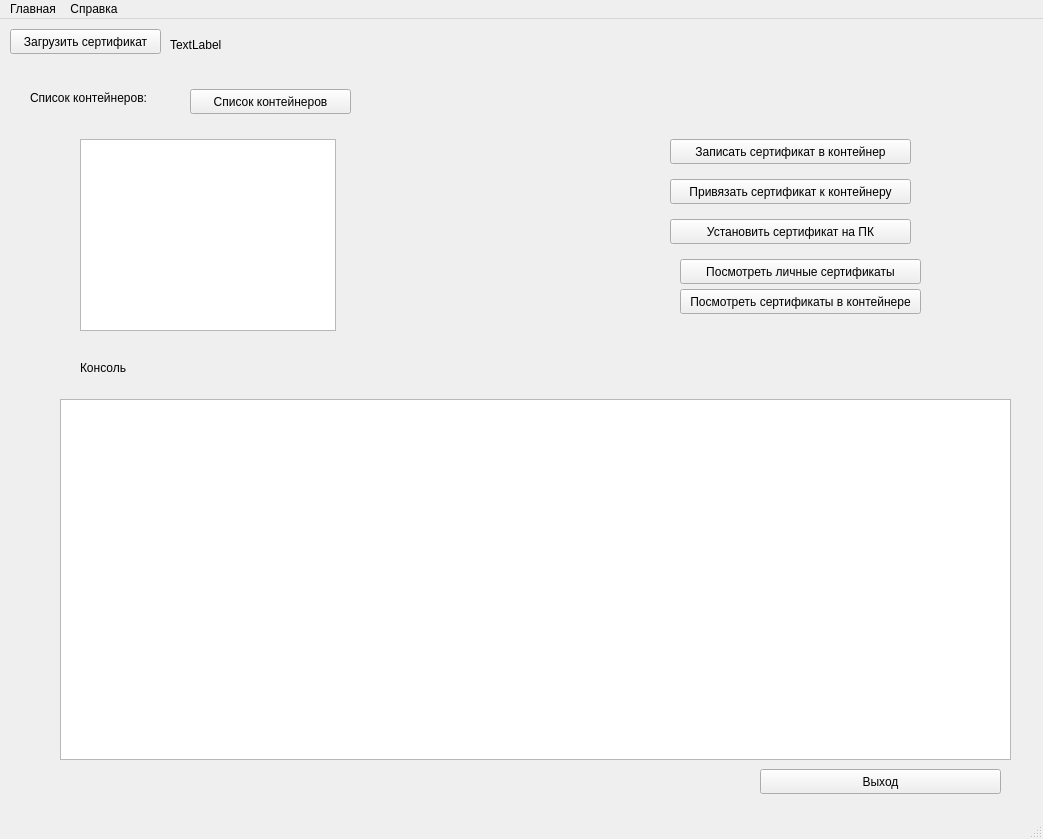
The window that main_window_0_2.ui (DmitryBilas/CryptoProManager) describes before a commit, drawn with Qt 5.
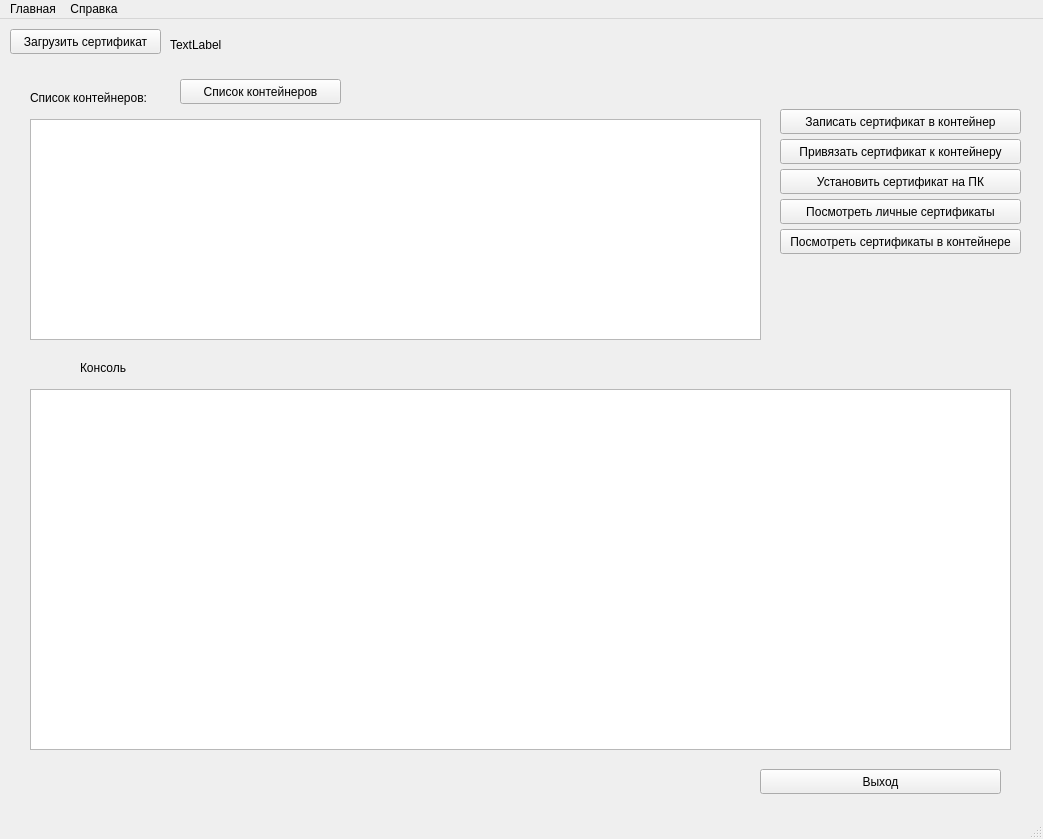
The same window after the commit.

```diff
--- a/main_window_0_2.ui
+++ b/main_window_0_2.ui
@@ -69,8 +69,8 @@
    <widget class="QPushButton" name="button_list_of_cont">
     <property name="geometry">
      <rect>
-      <x>190</x>
-      <y>70</y>
+      <x>180</x>
+      <y>60</y>
       <width>161</width>
       <height>25</height>
      </rect>
@@ -82,8 +82,8 @@
    <widget class="QPushButton" name="button_install_cert_into_cont">
     <property name="geometry">
      <rect>
-      <x>670</x>
-      <y>120</y>
+      <x>780</x>
+      <y>90</y>
       <width>241</width>
       <height>25</height>
      </rect>
@@ -95,8 +95,8 @@
    <widget class="QPushButton" name="button_bind_cont_to_cert">
     <property name="geometry">
      <rect>
-      <x>670</x>
-      <y>160</y>
+      <x>780</x>
+      <y>120</y>
       <width>241</width>
       <height>25</height>
      </rect>
@@ -108,8 +108,8 @@
    <widget class="QPushButton" name="button_install">
     <property name="geometry">
      <rect>
-      <x>670</x>
-      <y>200</y>
+      <x>780</x>
+      <y>150</y>
       <width>241</width>
       <height>25</height>
      </rect>
@@ -121,8 +121,8 @@
    <widget class="QPushButton" name="button_view_local_certs">
     <property name="geometry">
      <rect>
-      <x>680</x>
-      <y>240</y>
+      <x>780</x>
+      <y>180</y>
       <width>241</width>
       <height>25</height>
      </rect>
@@ -134,8 +134,8 @@
    <widget class="QPushButton" name="button_view_certs_in_cont">
     <property name="geometry">
      <rect>
-      <x>680</x>
-      <y>270</y>
+      <x>780</x>
+      <y>210</y>
       <width>241</width>
       <height>25</height>
      </rect>
@@ -147,9 +147,9 @@
    <widget class="QTextBrowser" name="output">
     <property name="geometry">
      <rect>
-      <x>60</x>
-      <y>380</y>
-      <width>951</width>
+      <x>30</x>
+      <y>370</y>
+      <width>981</width>
       <height>361</height>
      </rect>
     </property>
@@ -170,10 +170,10 @@
    <widget class="QListWidget" name="list_cont">
     <property name="geometry">
      <rect>
-      <x>80</x>
-      <y>120</y>
-      <width>256</width>
-      <height>192</height>
+      <x>30</x>
+      <y>100</y>
+      <width>731</width>
+      <height>221</height>
      </rect>
     </property>
    </widget>
```
